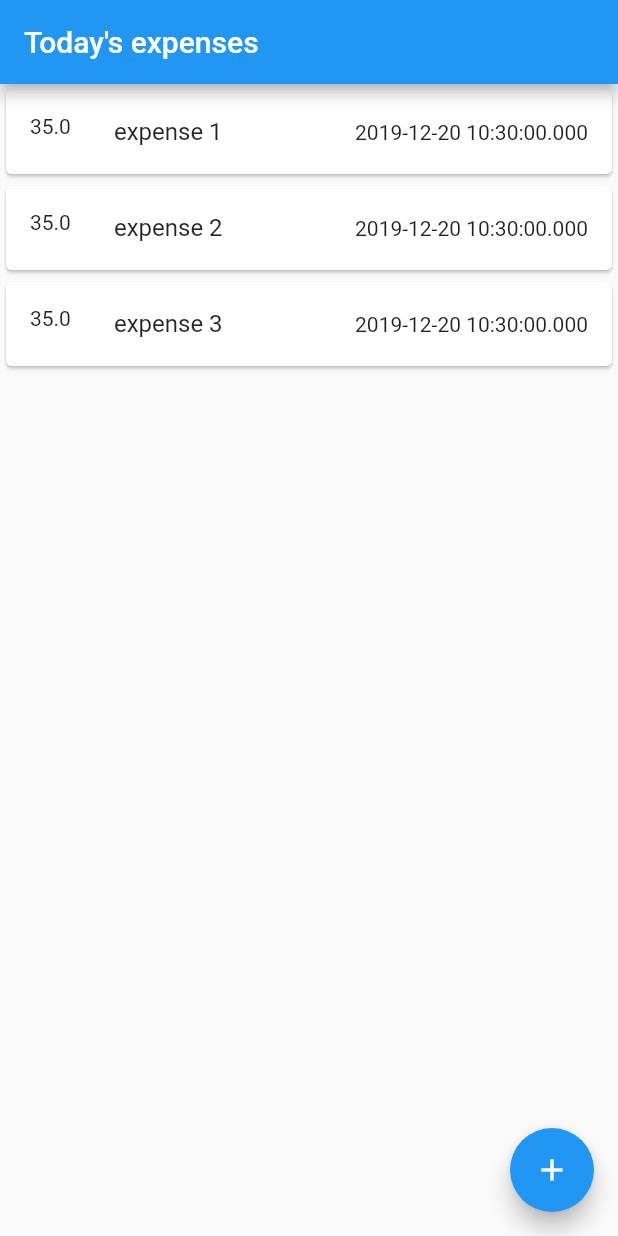
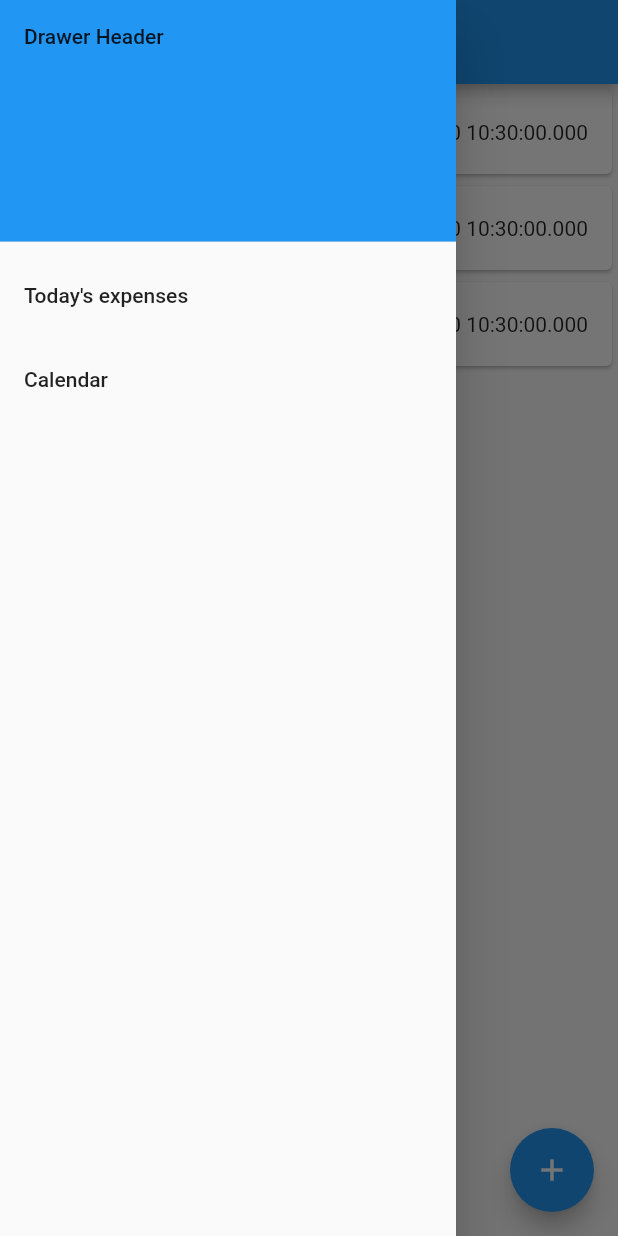
Before and after one commit to AntoineHo6/Expenseye, a Flutter app: the screen it shows after launch, with the side drawer open (before the commit the screen has no drawer), on a phone screen of 412 x 824 dp. Run offline on Flutter 3.47's test engine with Material 2 defaults, Android fonts, the light colour scheme and no system bars.

Commit message:
Added drawer navigation and Strings res file

```diff
--- a/lib/Expense.dart
+++ b/lib/Expense.dart
@@ -4,7 +4,8 @@ class Expense {
   String note;
   double price;
 
-  Expense(this.title, this.price, this.time) {
+  Expense(this.title, this.price) {
+    time = DateTime.now();
     note = null;
   }
 }
--- /dev/null
+++ b/lib/MyDrawer.dart
@@ -0,0 +1,45 @@
+import 'package:expense_app_beginner/Resources/Strings.dart';
+import 'package:expense_app_beginner/TodayModel.dart';
+import 'package:flutter/material.dart';
+
+class MyDrawer extends StatelessWidget {
+  @override
+  Widget build(BuildContext context) {
+    // TODO: implement build
+    return Drawer(
+      // Add a ListView to the drawer. This ensures the user can scroll
+      // through the options in the drawer if there isn't enough vertical
+      // space to fit everything.
+      child: ListView(
+        // Important: Remove any padding from the ListView.
+        padding: EdgeInsets.zero,
+        children: <Widget>[
+          DrawerHeader(
+            child: Text('Drawer Header'),
+            decoration: BoxDecoration(
+              color: Colors.blue,
+            ),
+          ),
+          ListTile(
+            title: Text(Strings.todaysExpenses),
+            onTap: () {
+              // Update the state of the app
+              // ...
+              // Then close the drawer
+              Navigator.pop(context);
+            },
+          ),
+          ListTile(
+            title: Text('Calendar'),
+            onTap: () {
+              // Update the state of the app
+              // ...
+              // Then close the drawer
+              Navigator.pop(context);
+            },
+          ),
+        ],
+      ),
+    );
+  }
+}
--- /dev/null
+++ b/lib/Resources/Strings.dart
@@ -0,0 +1,4 @@
+class Strings {
+  static const String appName = 'Expenses app';
+  static const String todaysExpenses = 'Today\'s expenses';
+}
--- a/lib/TodayModel.dart
+++ b/lib/TodayModel.dart
@@ -1,9 +1,7 @@
 import 'package:expense_app_beginner/Expense.dart';
-import 'package:provider/provider.dart';
 import 'package:flutter/material.dart';
 
 class TodayModel extends ChangeNotifier {
-  static const String title = 'Today\'s expenses';
   List<Expense> expenses;
   int expenseCounter = 4;
 
@@ -15,12 +13,12 @@ class TodayModel extends ChangeNotifier {
 
   void addDefaultExpenses() {
     for (var i = 1; i < 4; i++) {
-      expenses.add(Expense('expense $i', 35, DateTime.now()));
+      expenses.add(Expense('expense $i', 35));
     }
   }
 
   void addExpense() {
-    expenses.add(Expense('expense $expenseCounter', 21, DateTime.now()));
+    expenses.add(Expense('expense $expenseCounter', 21));
     notifyListeners();
 
     expenseCounter++;
--- a/lib/TodayPage.dart
+++ b/lib/TodayPage.dart
@@ -1,3 +1,5 @@
+import 'package:expense_app_beginner/MyDrawer.dart';
+import 'package:expense_app_beginner/Resources/Strings.dart';
 import 'package:flutter/material.dart';
 import 'package:provider/provider.dart';
 import 'package:expense_app_beginner/TodayModel.dart';
@@ -13,8 +15,9 @@ class _TodayPageState extends State<TodayPage> {
     return Consumer<TodayModel>(builder: (context, todayModel, child) {
       return Scaffold(
         appBar: AppBar(
-          title: Text(TodayModel.title),
+          title: Text(Strings.todaysExpenses),
         ),
+        drawer: MyDrawer(),
         body: Center(
           child: ListView(
             children: todayModel.expenses
```
